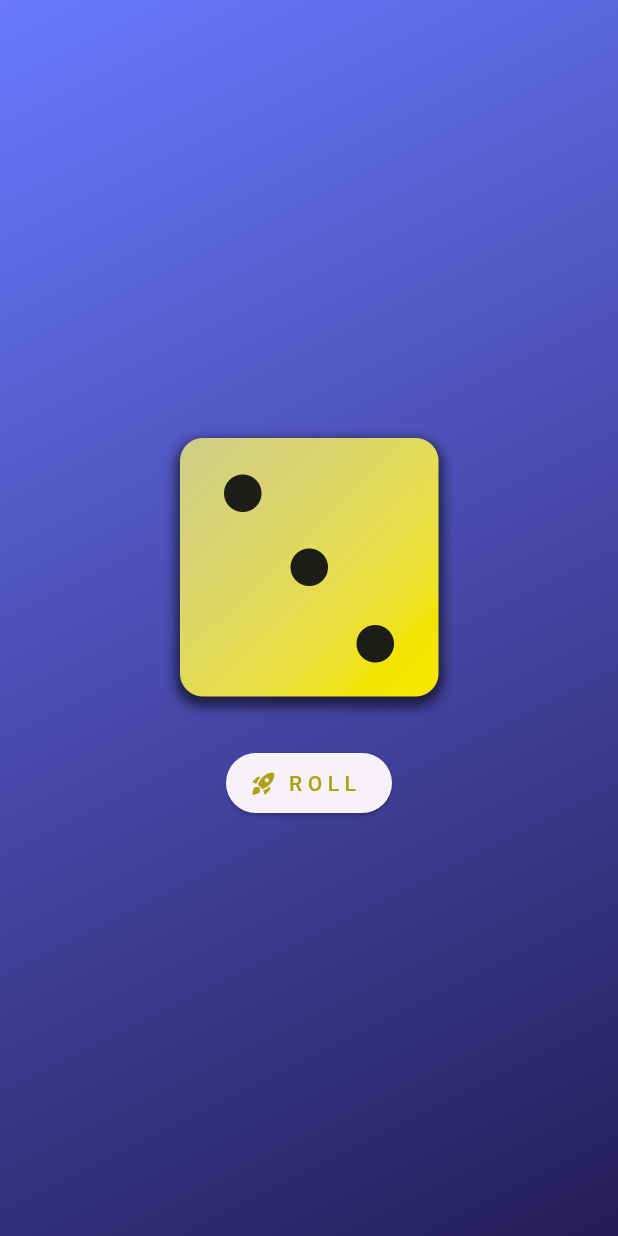
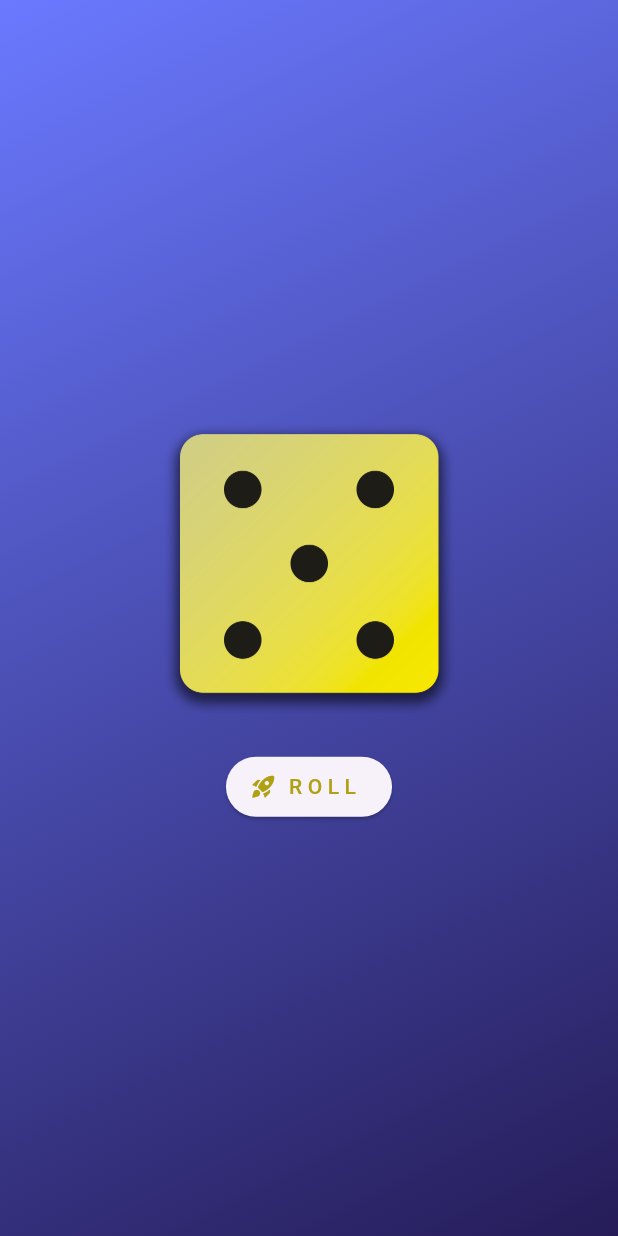
Before and after one commit to itsdwip/Flutter_Bootcamp_projects, a Flutter app: the screen it shows after launch, after a tap on "R O L L", on a phone screen of 412 x 824 dp. Run offline on Flutter 3.47's test engine with Material 3 defaults, Android fonts, the phone set to English and light mode, and no system bars.

Commit message:
Implement dice rolling logic for app

```diff
--- a/dice_app/lib/home.dart
+++ b/dice_app/lib/home.dart
@@ -1,6 +1,7 @@
 import 'package:dice_app/background_LinearGradient%20.dart';
 import 'package:flutter/material.dart';
 import '/others/colors.dart';
+import 'dart:math';
 
 class Home extends StatefulWidget {
   const Home({super.key});
@@ -10,11 +11,14 @@ class Home extends StatefulWidget {
 }
 
 class _HomeState extends State<Home> {
+  final randomDiceNumber = Random();
+  var diceNumber = 1;
+
   void rollDice() {
-    //---
+    setState(() {
+      diceNumber = randomDiceNumber.nextInt(6) + 1;
+    });
   }
-
-  var diceCount = 3;
 
   @override
   Widget build(BuildContext context) {
@@ -28,12 +32,12 @@ class _HomeState extends State<Home> {
             mainAxisAlignment: MainAxisAlignment.center,
             children: [
               Image.asset(
-                "images/dice-$diceCount.png",
+                "images/dice-$diceNumber.png",
                 width: 200,
                 height: 200,
               ),
               Padding(
-                padding: const EdgeInsets.only(top: 20),
+                padding: const EdgeInsets.only(top: 25),
                 child: ElevatedButton.icon(
                   icon: const Icon(
                     Icons.rocket_launch,
--- a/dice_app/pubspec.yaml
+++ b/dice_app/pubspec.yaml
@@ -35,6 +35,7 @@ dependencies:
   # The following adds the Cupertino Icons font to your application.
   # Use with the CupertinoIcons class for iOS style icons.
   cupertino_icons: ^1.0.2
+
 
 dev_dependencies:
   flutter_test:
```
